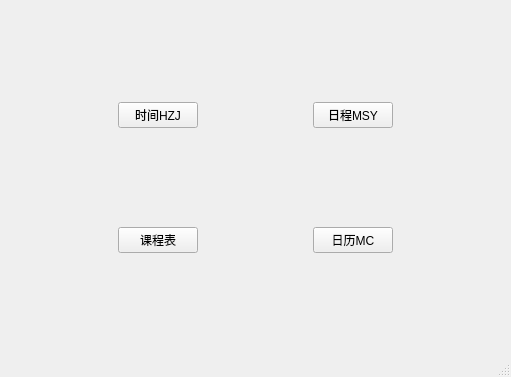
Before: the Qt Designer form realProgect/mainwindow.ui in Arthur381/QTproject, drawn with Qt 5.
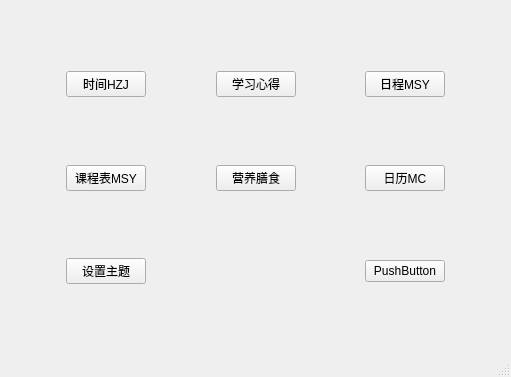
After: the same form once the commit is applied.

The edit to the form file:
```diff
--- a/realProgect/mainwindow.ui
+++ b/realProgect/mainwindow.ui
@@ -15,59 +15,6 @@
   </property>
   <widget class="QWidget" name="centralwidget">
    <layout class="QGridLayout" name="gridLayout">
-    <item row="1" column="0">
-     <spacer name="horizontalSpacer_4">
-      <property name="orientation">
-       <enum>Qt::Horizontal</enum>
-      </property>
-      <property name="sizeHint" stdset="0">
-       <size>
-        <width>40</width>
-        <height>20</height>
-       </size>
-      </property>
-     </spacer>
-    </item>
-    <item row="1" column="1">
-     <widget class="QPushButton" name="clockBT">
-      <property name="text">
-       <string>时间HZJ</string>
-      </property>
-     </widget>
-    </item>
-    <item row="3" column="3">
-     <widget class="QPushButton" name="calBT">
-      <property name="text">
-       <string>日历MC</string>
-      </property>
-     </widget>
-    </item>
-    <item row="3" column="2">
-     <spacer name="horizontalSpacer_2">
-      <property name="orientation">
-       <enum>Qt::Horizontal</enum>
-      </property>
-      <property name="sizeHint" stdset="0">
-       <size>
-        <width>40</width>
-        <height>20</height>
-       </size>
-      </property>
-     </spacer>
-    </item>
-    <item row="3" column="4">
-     <spacer name="horizontalSpacer">
-      <property name="orientation">
-       <enum>Qt::Horizontal</enum>
-      </property>
-      <property name="sizeHint" stdset="0">
-       <size>
-        <width>40</width>
-        <height>20</height>
-       </size>
-      </property>
-     </spacer>
-    </item>
     <item row="0" column="1">
      <spacer name="verticalSpacer_2">
       <property name="orientation">
@@ -81,12 +28,18 @@
       </property>
      </spacer>
     </item>
-    <item row="3" column="1">
-     <widget class="QPushButton" name="TTBT">
-      <property name="text">
-       <string>课程表</string>
+    <item row="6" column="1">
+     <spacer name="verticalSpacer_7">
+      <property name="orientation">
+       <enum>Qt::Vertical</enum>
       </property>
-     </widget>
+      <property name="sizeHint" stdset="0">
+       <size>
+        <width>20</width>
+        <height>40</height>
+       </size>
+      </property>
+     </spacer>
     </item>
     <item row="2" column="1">
      <spacer name="verticalSpacer">
@@ -101,6 +54,46 @@
       </property>
      </spacer>
     </item>
+    <item row="3" column="4">
+     <spacer name="horizontalSpacer_8">
+      <property name="orientation">
+       <enum>Qt::Horizontal</enum>
+      </property>
+      <property name="sizeHint" stdset="0">
+       <size>
+        <width>40</width>
+        <height>20</height>
+       </size>
+      </property>
+     </spacer>
+    </item>
+    <item row="3" column="3">
+     <widget class="QPushButton" name="Food">
+      <property name="text">
+       <string>营养膳食</string>
+      </property>
+     </widget>
+    </item>
+    <item row="1" column="0">
+     <spacer name="horizontalSpacer_4">
+      <property name="orientation">
+       <enum>Qt::Horizontal</enum>
+      </property>
+      <property name="sizeHint" stdset="0">
+       <size>
+        <width>40</width>
+        <height>20</height>
+       </size>
+      </property>
+     </spacer>
+    </item>
+    <item row="1" column="3">
+     <widget class="QPushButton" name="note">
+      <property name="text">
+       <string>学习心得</string>
+      </property>
+     </widget>
+    </item>
     <item row="4" column="1">
      <spacer name="verticalSpacer_3">
       <property name="orientation">
@@ -114,8 +107,8 @@
       </property>
      </spacer>
     </item>
-    <item row="1" column="2">
-     <spacer name="horizontalSpacer_3">
+    <item row="3" column="0">
+     <spacer name="horizontalSpacer_6">
       <property name="orientation">
        <enum>Qt::Horizontal</enum>
       </property>
@@ -127,14 +120,40 @@
       </property>
      </spacer>
     </item>
-    <item row="1" column="3">
+    <item row="1" column="4">
+     <spacer name="horizontalSpacer_7">
+      <property name="orientation">
+       <enum>Qt::Horizontal</enum>
+      </property>
+      <property name="sizeHint" stdset="0">
+       <size>
+        <width>40</width>
+        <height>20</height>
+       </size>
+      </property>
+     </spacer>
+    </item>
+    <item row="0" column="5">
+     <spacer name="verticalSpacer_6">
+      <property name="orientation">
+       <enum>Qt::Vertical</enum>
+      </property>
+      <property name="sizeHint" stdset="0">
+       <size>
+        <width>20</width>
+        <height>40</height>
+       </size>
+      </property>
+     </spacer>
+    </item>
+    <item row="1" column="5">
      <widget class="QPushButton" name="pushButton">
       <property name="text">
        <string>日程MSY</string>
       </property>
      </widget>
     </item>
-    <item row="1" column="4">
+    <item row="1" column="6">
      <spacer name="horizontalSpacer_5">
       <property name="orientation">
        <enum>Qt::Horizontal</enum>
@@ -147,7 +166,40 @@
       </property>
      </spacer>
     </item>
-    <item row="2" column="3">
+    <item row="1" column="2">
+     <spacer name="horizontalSpacer_3">
+      <property name="orientation">
+       <enum>Qt::Horizontal</enum>
+      </property>
+      <property name="sizeHint" stdset="0">
+       <size>
+        <width>40</width>
+        <height>20</height>
+       </size>
+      </property>
+     </spacer>
+    </item>
+    <item row="3" column="1">
+     <widget class="QPushButton" name="TTBT">
+      <property name="text">
+       <string>课程表MSY</string>
+      </property>
+     </widget>
+    </item>
+    <item row="3" column="2">
+     <spacer name="horizontalSpacer_2">
+      <property name="orientation">
+       <enum>Qt::Horizontal</enum>
+      </property>
+      <property name="sizeHint" stdset="0">
+       <size>
+        <width>40</width>
+        <height>20</height>
+       </size>
+      </property>
+     </spacer>
+    </item>
+    <item row="2" column="5">
      <spacer name="verticalSpacer_4">
       <property name="orientation">
        <enum>Qt::Vertical</enum>
@@ -160,7 +212,27 @@
       </property>
      </spacer>
     </item>
-    <item row="4" column="3">
+    <item row="6" column="5">
+     <spacer name="verticalSpacer_8">
+      <property name="orientation">
+       <enum>Qt::Vertical</enum>
+      </property>
+      <property name="sizeHint" stdset="0">
+       <size>
+        <width>20</width>
+        <height>40</height>
+       </size>
+      </property>
+     </spacer>
+    </item>
+    <item row="3" column="5">
+     <widget class="QPushButton" name="calBT">
+      <property name="text">
+       <string>日历MC</string>
+      </property>
+     </widget>
+    </item>
+    <item row="4" column="5">
      <spacer name="verticalSpacer_5">
       <property name="orientation">
        <enum>Qt::Vertical</enum>
@@ -173,21 +245,55 @@
       </property>
      </spacer>
     </item>
-    <item row="0" column="3">
-     <spacer name="verticalSpacer_6">
+    <item row="3" column="6">
+     <spacer name="horizontalSpacer">
       <property name="orientation">
-       <enum>Qt::Vertical</enum>
+       <enum>Qt::Horizontal</enum>
       </property>
       <property name="sizeHint" stdset="0">
        <size>
-        <width>20</width>
-        <height>40</height>
+        <width>40</width>
+        <height>20</height>
        </size>
       </property>
      </spacer>
     </item>
-    <item row="3" column="0">
-     <spacer name="horizontalSpacer_6">
+    <item row="1" column="1">
+     <widget class="QPushButton" name="clockBT">
+      <property name="text">
+       <string>时间HZJ</string>
+      </property>
+     </widget>
+    </item>
+    <item row="5" column="1">
+     <widget class="QPushButton" name="style">
+      <property name="text">
+       <string>设置主题</string>
+      </property>
+     </widget>
+    </item>
+    <item row="5" column="0">
+     <spacer name="horizontalSpacer_9">
+      <property name="orientation">
+       <enum>Qt::Horizontal</enum>
+      </property>
+      <property name="sizeHint" stdset="0">
+       <size>
+        <width>40</width>
+        <height>20</height>
+       </size>
+      </property>
+     </spacer>
+    </item>
+    <item row="5" column="5">
+     <widget class="QPushButton" name="pushButton_3">
+      <property name="text">
+       <string>PushButton</string>
+      </property>
+     </widget>
+    </item>
+    <item row="5" column="2" colspan="3">
+     <spacer name="horizontalSpacer_10">
       <property name="orientation">
        <enum>Qt::Horizontal</enum>
       </property>
```
